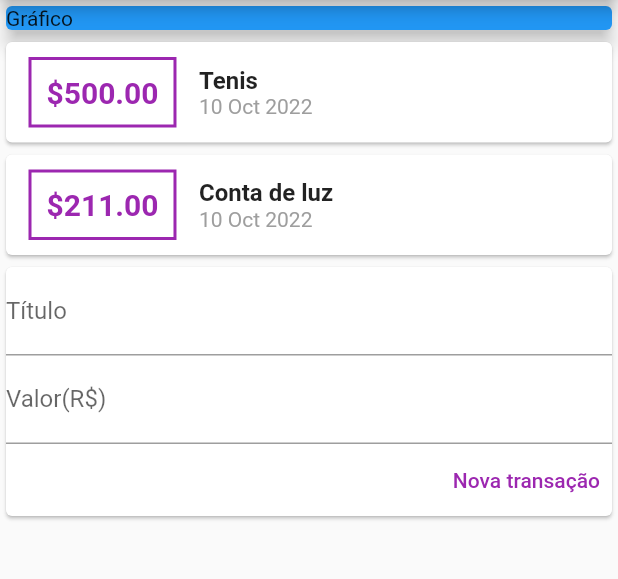
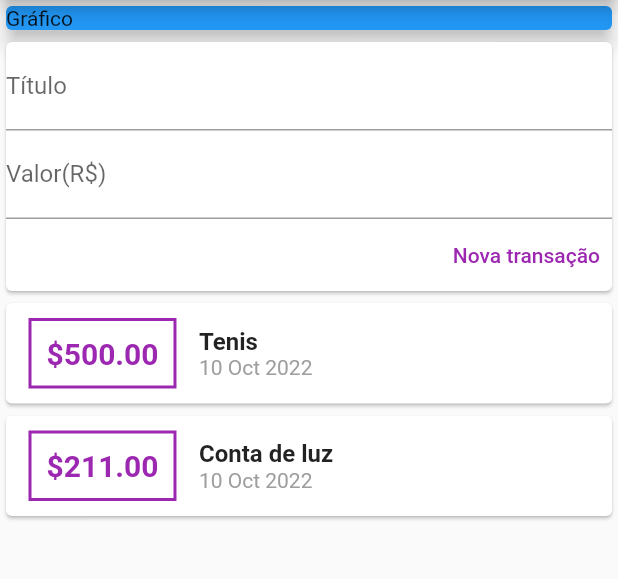
Before and after one commit to adrianoaraujo0/despesas_pessoais, a Flutter app: the screen it shows after launch, on a phone screen of 412 x 824 dp, the part 84-663 px from its top. Run offline on Flutter 3.47's test engine with Material 2 defaults, Android fonts, the phone set to English and light mode, and no system bars.

Commit message:
Usando listView

```diff
--- a/lib/components/transaction_list.dart
+++ b/lib/components/transaction_list.dart
@@ -9,23 +9,24 @@ class TransactionList extends StatelessWidget {
 
   @override
   Widget build(BuildContext context) {
-    return Column(
-      children: transactions.map((transaction) {
+    return Container(
+      height: 300,
+      child: ListView.builder(
+        itemCount: transactions.length,
+        itemBuilder: (context, index) {
+          final transaction = transactions[index];
             return Card(
             child: Row(
               children: [
                 Container(
-                margin:
-                    const EdgeInsets.symmetric(horizontal: 15, vertical: 10),
+                  margin: const EdgeInsets.symmetric(horizontal: 15, vertical: 10),
                   padding: const EdgeInsets.all(10),
                   decoration: BoxDecoration(
                     border: Border.all(width: 2, color: Colors.purple),
                   ),
                   child: Text(
                     "\$${transaction.value.toStringAsFixed(2)}",
-                  style: const TextStyle(
-                      fontSize: 20,
-                      color: Colors.purple,
+                    style: const TextStyle(fontSize: 20, color: Colors.purple,
                         fontWeight: FontWeight.bold),
                   ),
                 ),
@@ -46,7 +47,8 @@ class TransactionList extends StatelessWidget {
               ],
             ),
           );
-      }).toList(),
+        },
+      ),
     );
   }
 }
--- a/lib/components/transaction_user.dart
+++ b/lib/components/transaction_user.dart
@@ -38,10 +38,8 @@ class _TransactionUserState extends State<TransactionUser> {
   Widget build(BuildContext context) {
     return Column(
       children: [
+        TransactionForm(onSubmitted: addTransaction),
         TransactionList(transactions: transactions),
-        TransactionForm(
-          onSubmitted: addTransaction,
-        ),
       ],
     );
   }
```
Lines whose indentation alone changed are shown as unchanged.
